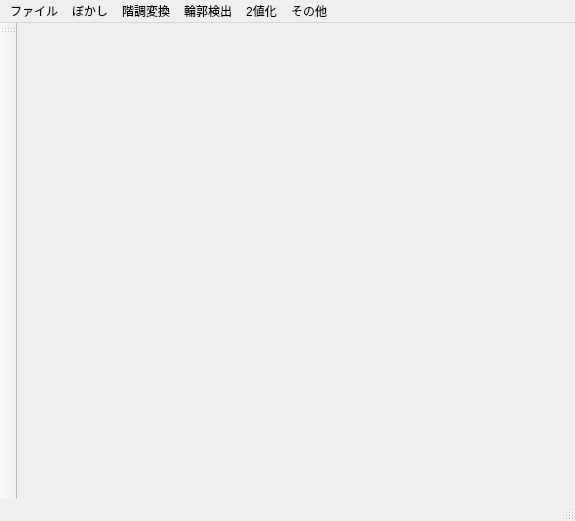
This is inio_desktop/inio_desktop.ui in Sakana-2/CPP_CV as Qt 5 draws it before an edit. The edited form follows.
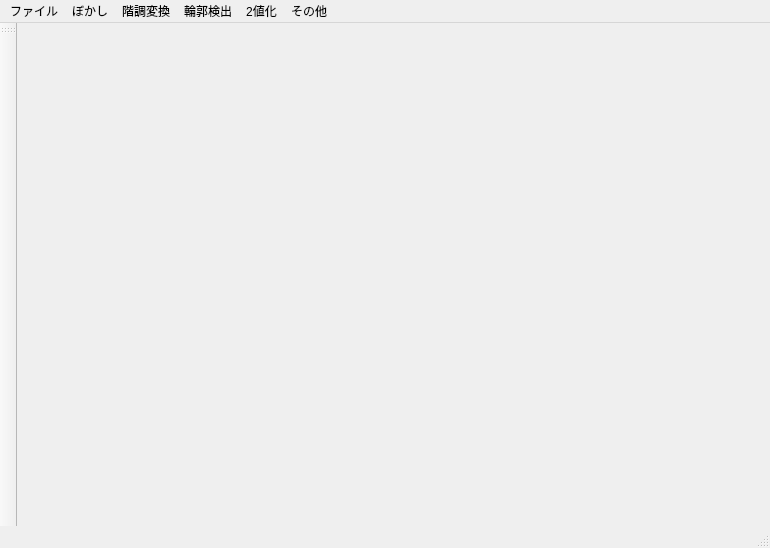
This is the edited form.

Commit message: Made inio_desktop be able to open image

What changed in the file:
```diff
--- a/inio_desktop/inio_desktop.ui
+++ b/inio_desktop/inio_desktop.ui
@@ -6,8 +6,8 @@
    <rect>
     <x>0</x>
     <y>0</y>
-    <width>575</width>
-    <height>521</height>
+    <width>770</width>
+    <height>548</height>
    </rect>
   </property>
   <property name="windowTitle">
@@ -19,7 +19,7 @@
     <rect>
      <x>0</x>
      <y>0</y>
-     <width>575</width>
+     <width>770</width>
      <height>22</height>
     </rect>
    </property>
```
Left out of the diff: 80 changed lines with no effect on the pictures. The commit also changes 3 other files.
